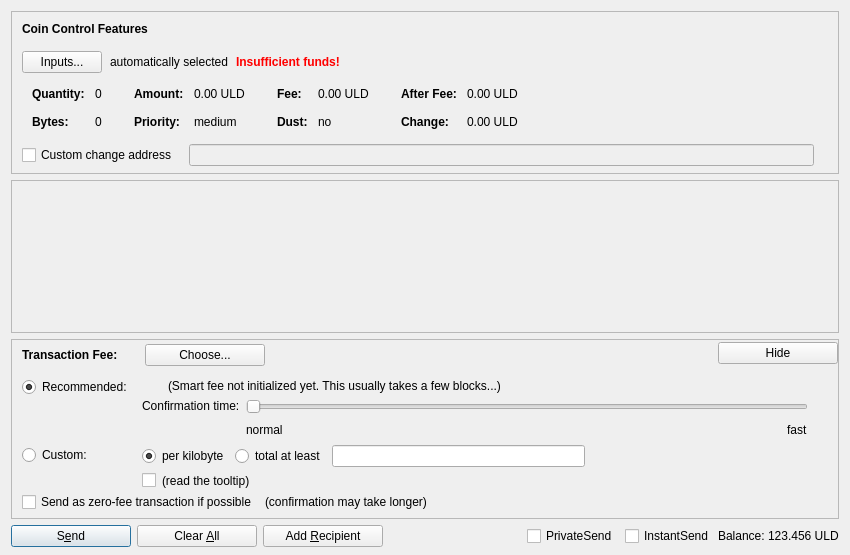
The window that src/qt/forms/sendcoinsdialog.ui (UlordChain/UlordChain) describes before a commit, drawn with Qt 5.
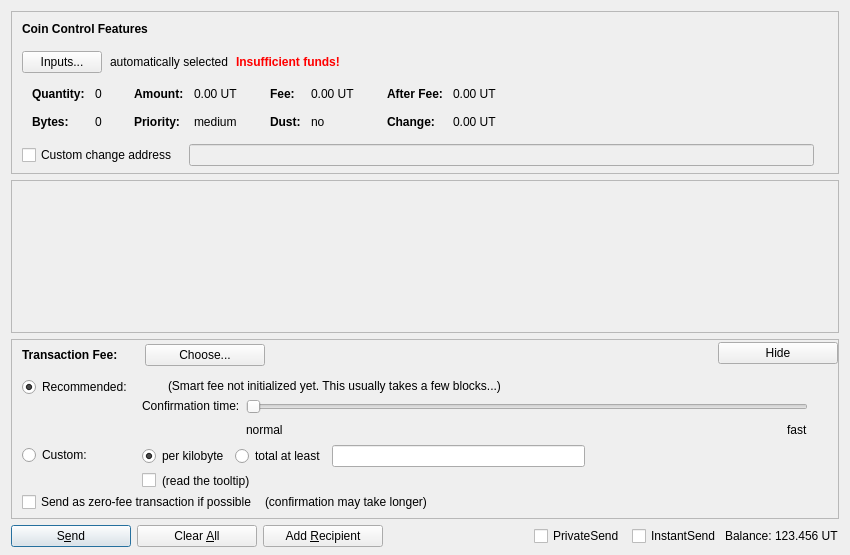
The same window after the commit. Custom widgets are drawn as their Qt base class.

```diff
--- a/src/qt/forms/sendcoinsdialog.ui
+++ b/src/qt/forms/sendcoinsdialog.ui
@@ -324,7 +324,7 @@
                   <enum>Qt::ActionsContextMenu</enum>
                  </property>
                  <property name="text">
-                  <string notr="true">0.00 ULD</string>
+                  <string notr="true">0.00 UT</string>
                  </property>
                  <property name="textInteractionFlags">
                   <set>Qt::LinksAccessibleByMouse|Qt::TextSelectableByKeyboard|Qt::TextSelectableByMouse</set>
@@ -404,7 +404,7 @@
                   <enum>Qt::ActionsContextMenu</enum>
                  </property>
                  <property name="text">
-                  <string notr="true">0.00 ULD</string>
+                  <string notr="true">0.00 UT</string>
                  </property>
                  <property name="textInteractionFlags">
                   <set>Qt::LinksAccessibleByMouse|Qt::TextSelectableByKeyboard|Qt::TextSelectableByMouse</set>
@@ -484,7 +484,7 @@
                   <enum>Qt::ActionsContextMenu</enum>
                  </property>
                  <property name="text">
-                  <string notr="true">0.00 ULD</string>
+                  <string notr="true">0.00 UT</string>
                  </property>
                  <property name="textInteractionFlags">
                   <set>Qt::LinksAccessibleByMouse|Qt::TextSelectableByKeyboard|Qt::TextSelectableByMouse</set>
@@ -513,7 +513,7 @@
                   <enum>Qt::ActionsContextMenu</enum>
                  </property>
                  <property name="text">
-                  <string notr="true">0.00 ULD</string>
+                  <string notr="true">0.00 UT</string>
                  </property>
                  <property name="textInteractionFlags">
                   <set>Qt::LinksAccessibleByMouse|Qt::TextSelectableByKeyboard|Qt::TextSelectableByMouse</set>
@@ -1397,7 +1397,7 @@
           <cursorShape>IBeamCursor</cursorShape>
          </property>
          <property name="text">
-          <string notr="true">123.456 ULD</string>
+          <string notr="true">123.456 UT</string>
          </property>
          <property name="textInteractionFlags">
           <set>Qt::LinksAccessibleByMouse|Qt::TextSelectableByKeyboard|Qt::TextSelectableByMouse</set>
```
